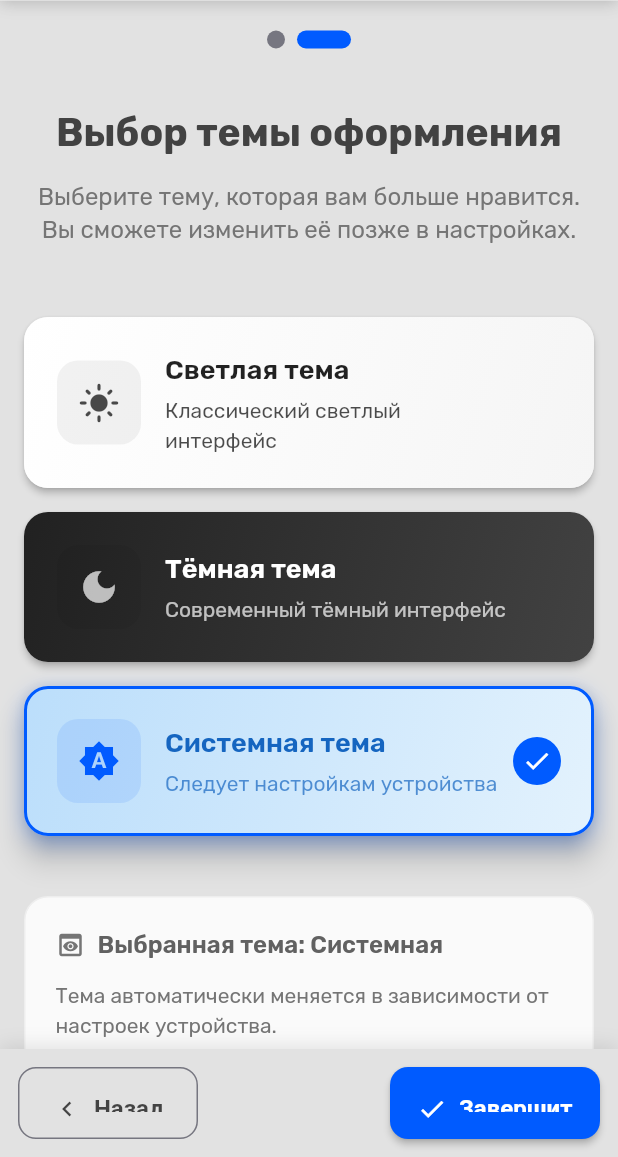
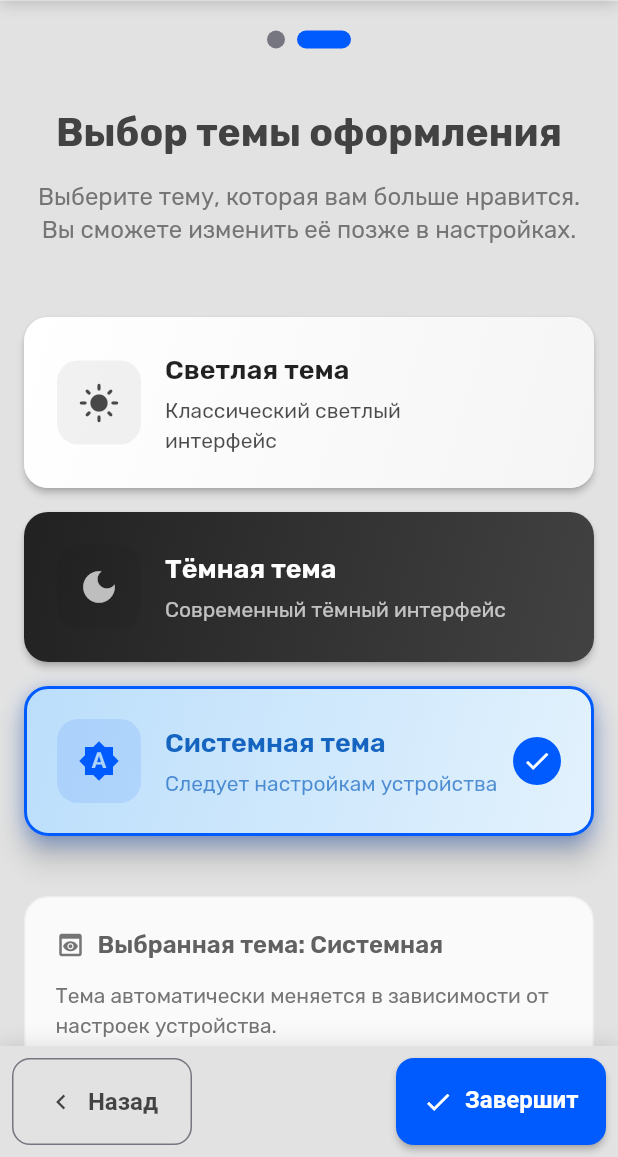
Before and after one commit to vartec-chs/codexa_pass, a Flutter app: the screen it shows after launch, after a tap on "Далее", on a phone screen of 412 x 824 dp, the part 79-1236 px from its top. Run offline on Flutter 3.47's test engine with Material 3 defaults, Android fonts, the light colour scheme and no system bars; drawn by our look-alikes of smooth_page_indicator; our stand-ins replace device_info_plus, flutter_riverpod, go_router, google_fonts, logger, package_info_plus and 4 more; missing offline and left inert: flutter_permission_guard, go_transitions, window_manager; statements that could not run were skipped.

Commit message:
feat: update NDK version and improve setup navigation UI with dynamic button height

```diff
--- a/lib/app.dart
+++ b/lib/app.dart
@@ -24,6 +24,7 @@ class App extends ConsumerWidget {
 
       routerConfig: router,
       themeMode: theme,
+
     );
   }
 }
--- a/lib/features/setup/widgets/setup_navigation_widget.dart
+++ b/lib/features/setup/widgets/setup_navigation_widget.dart
@@ -1,7 +1,10 @@
 import 'package:flutter/material.dart';
 import 'package:flutter_riverpod/flutter_riverpod.dart';
+import 'package:universal_platform/universal_platform.dart';
 import '../../../app/logger/app_logger.dart';
 import '../setup_control.dart';
+
+final _buttonHeight = UniversalPlatform.isMobile ? 58.0 : 48.0;
 
 class SetupNavigationWidget extends ConsumerWidget {
   final VoidCallback? onComplete;
@@ -15,7 +18,7 @@ class SetupNavigationWidget extends ConsumerWidget {
     final theme = Theme.of(context);
 
     return Container(
-      padding: const EdgeInsets.all(12),
+      padding: const EdgeInsets.all(8),
       decoration: BoxDecoration(
         color: theme.scaffoldBackgroundColor,
         boxShadow: [
@@ -58,7 +61,7 @@ class SetupNavigationWidget extends ConsumerWidget {
       duration: const Duration(milliseconds: 300),
       child: SizedBox(
         width: 120,
-        height: 48,
+        height: _buttonHeight,
         child: OutlinedButton.icon(
           onPressed: canGoBack
               ? () {
@@ -95,7 +98,7 @@ class SetupNavigationWidget extends ConsumerWidget {
 
     return SizedBox(
       width: 140,
-      height: 48,
+      height: _buttonHeight,
       child: ElevatedButton.icon(
         onPressed: canProceed
             ? () {
--- a/lib/features/setup/widgets/theme_setup_widget.dart
+++ b/lib/features/setup/widgets/theme_setup_widget.dart
@@ -1,3 +1,4 @@
+import 'package:codexa_pass/app/theme/theme_provider.dart';
 import 'package:flutter/material.dart';
 import 'package:flutter_riverpod/flutter_riverpod.dart';
 import '../../../app/logger/app_logger.dart';
@@ -11,6 +12,7 @@ class ThemeSetupWidget extends ConsumerWidget {
     logDebug('Building ThemeSetupWidget');
     final setupState = ref.watch(setupControllerProvider);
     final controller = ref.read(setupControllerProvider.notifier);
+
     final theme = Theme.of(context);
 
     return Column(
--- a/lib/main.dart
+++ b/lib/main.dart
@@ -72,19 +72,8 @@ Future<void> main() async {
       runApp(
         ProviderScope(
           observers: [LoggingProviderObserver()],
-          child: PermissionGuard.multi(
-            permissions: [
-              Permission.accessMediaLocation,
-              Permission.criticalAlerts,
-              Permission.storage,
-              Permission.systemAlertWindow,
-              Permission.manageExternalStorage,
-            ],
-            deniedWidget: Center(
-              child: Text('You need to grant location permission!'),
-            ),
-            child: const App(),
-          ),
+
+          child: const App(),
         ),
       );
 
```
Also changed, not shown: lib/app/routing/router.dart (+17 -0 lines), lib/setup_demo_screen.dart (added), 1 other file.
